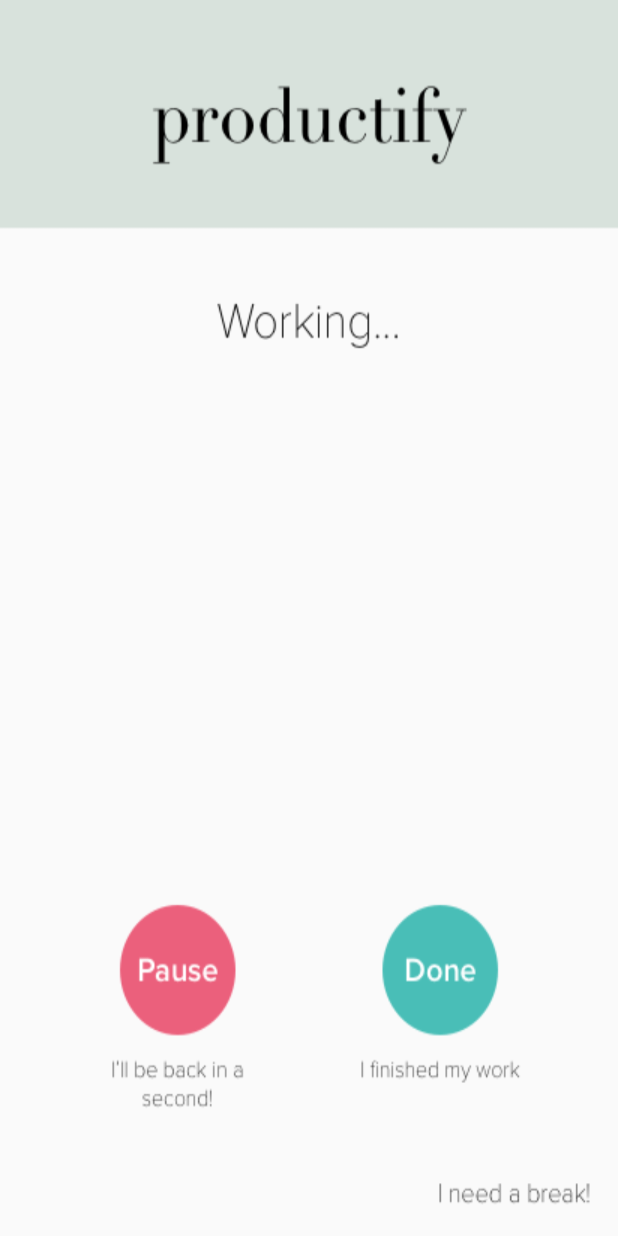
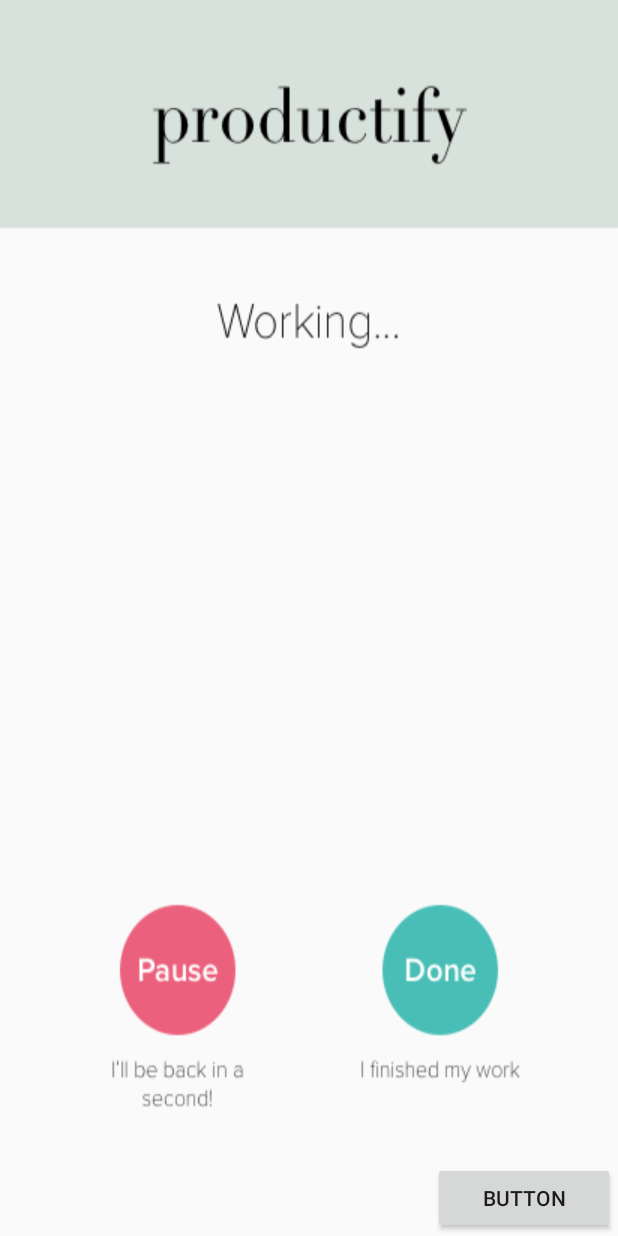
Before and after one commit to msli2/spectra_hack, an Android app: the layout work_timer.xml on its own in the app's theme, with its tools: preview values and no code run, on a phone screen of 412 x 824 dp. Run offline under Robolectric (Android 15) with nearby library versions, the phone set to English and light mode, and no system bars.

Commit message:
added buttons

```diff
--- a/app/src/main/res/layout/work_timer.xml
+++ b/app/src/main/res/layout/work_timer.xml
@@ -4,4 +4,46 @@
     android:layout_height="match_parent"
     android:background="@drawable/worktimer">
 
+    <Button
+        android:id="@+id/button_imDone"
+        android:layout_width="wrap_content"
+        android:layout_height="78dp"
+        android:layout_alignParentStart="true"
+        android:layout_alignParentBottom="true"
+        android:layout_marginStart="250dp"
+        android:layout_marginBottom="93dp"
+        android:background="@android:color/transparent" />
+
+    <TextView
+        android:id="@+id/textView_worktimer"
+        android:layout_width="291dp"
+        android:layout_height="143dp"
+        android:layout_alignParentTop="true"
+        android:layout_alignParentEnd="true"
+        android:layout_marginTop="202dp"
+        android:layout_marginEnd="57dp"
+        android:textAlignment="center"
+        android:textSize="80sp"
+        android:textStyle="bold" />
+
+    <Button
+        android:id="@+id/button_Pause"
+        android:layout_width="wrap_content"
+        android:layout_height="78dp"
+        android:layout_alignParentStart="true"
+        android:layout_alignParentBottom="true"
+        android:layout_marginStart="75dp"
+        android:layout_marginBottom="92dp"
+        android:background="@android:color/transparent"/>
+
+    <Button
+        android:id="@+id/button_breakTime"
+        android:layout_width="121dp"
+        android:layout_height="wrap_content"
+        android:layout_alignParentEnd="true"
+        android:layout_alignParentBottom="true"
+        android:layout_marginEnd="2dp"
+        android:layout_marginBottom="1dp"
+        android:text="Button" />
+    />
 </RelativeLayout>
```
Also changed, not shown: app/src/main/java/com/example/mirandali/spectra_hack/BreakTimer.java (+47 -1 lines), app/src/main/java/com/example/mirandali/spectra_hack/WorkTimer.java (+46 -1 lines), app/src/main/res/layout/break_timer.xml (+15 -4 lines).
